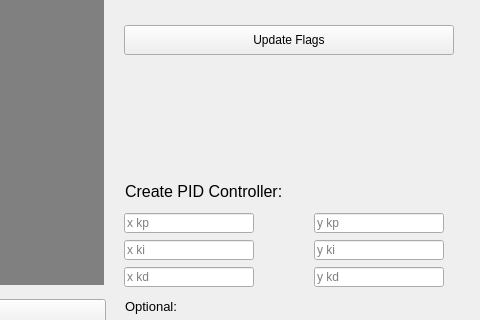
Before: the Qt Designer form project/resources/gui_views/single_drone.ui in aicpslab/Vision-Based-Navigation, drawn with Qt 5; both pictures show x 556 to 1036 and y 234 to 554 of the 1036 by 666 pixel window.
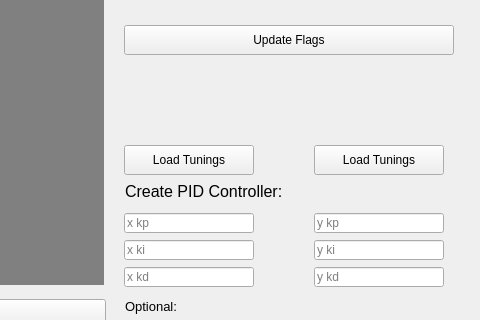
After: the same form once the commit is applied.

What changed in the file:
```diff
--- a/project/resources/gui_views/single_drone.ui
+++ b/project/resources/gui_views/single_drone.ui
@@ -386,6 +386,32 @@
      <string>X Set Point</string>
     </property>
    </widget>
+   <widget class="QPushButton" name="pushButton_load_tunings">
+    <property name="geometry">
+     <rect>
+      <x>680</x>
+      <y>360</y>
+      <width>130</width>
+      <height>30</height>
+     </rect>
+    </property>
+    <property name="text">
+     <string>Load Tunings</string>
+    </property>
+   </widget>
+   <widget class="QPushButton" name="pushButton_save_tunings">
+    <property name="geometry">
+     <rect>
+      <x>870</x>
+      <y>360</y>
+      <width>130</width>
+      <height>30</height>
+     </rect>
+    </property>
+    <property name="text">
+     <string>Load Tunings</string>
+    </property>
+   </widget>
   </widget>
   <widget class="QMenuBar" name="menuBar">
    <property name="geometry">
```
Left out of the diff: 2 changed lines with no effect on the pictures.
